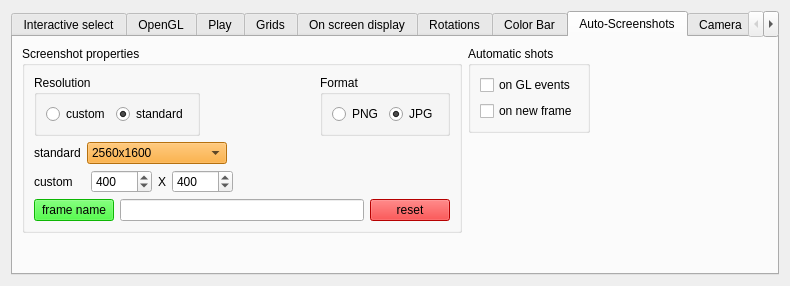
Old version of the form src/formoptions.ui in the repository jcldc/glnemo2.
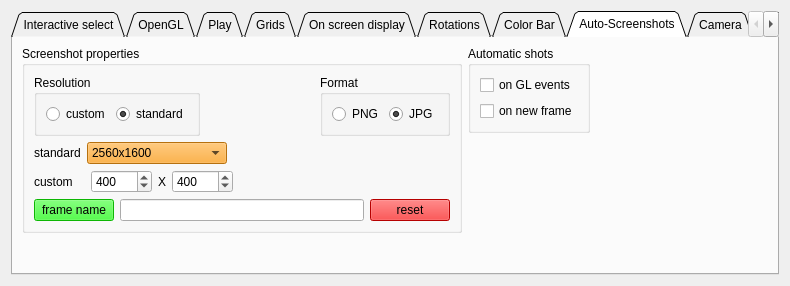
New version of the form. The open tabs and pages were chosen to show the change. Icons and pictures are not drawn.

```diff
--- a/src/formoptions.ui
+++ b/src/formoptions.ui
@@ -24,6 +24,9 @@
   <layout class="QGridLayout" name="gridLayout_33">
    <item row="0" column="0">
     <widget class="QTabWidget" name="options_dialog">
+     <property name="tabShape">
+      <enum>QTabWidget::Triangular</enum>
+     </property>
      <property name="currentIndex">
       <number>2</number>
      </property>
```
Left out of the diff: 2 changed lines with no effect on the pictures.
